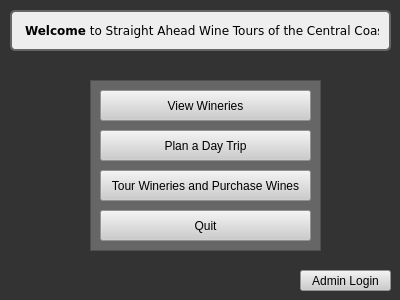
Old version of the form mainwindow.ui in the repository tyler949/CS1D-FirstPorject.
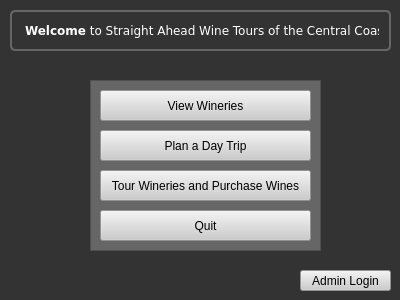
New version of the form.

```diff
--- a/mainwindow.ui
+++ b/mainwindow.ui
@@ -14,7 +14,7 @@
    <string>Main Menu</string>
   </property>
   <property name="styleSheet">
-   <string notr="true">QPushButton{background-color: #ccc;}
+   <string notr="true">QMainWindow QPushButton{background-color: #ccc;}
 
 QMainWindow QPushButton:hover
 {
@@ -22,7 +22,7 @@
 cursor: pointer;
   
 }
-QMainWindow
+QMainWindow 
 {
 background: #333;
 }
@@ -32,13 +32,12 @@
 { 
 height:100px;
 }
-          
-QMainWindow #label
+ #label5
 {
-  font-family:verdana;
-   background:#eee; 
+  font-family:verdana; 
   padding:10px;
 display: block; 
+color:#fff;
   border: 2px solid #666;border-radius: 5px;}
 
 
@@ -53,7 +52,7 @@
 }  </string>
   </property>
   <widget class="QWidget" name="centralWidget">
-   <widget class="QLabel" name="label">
+   <widget class="QLabel" name="label5">
     <property name="geometry">
      <rect>
       <x>10</x>
@@ -62,6 +61,22 @@
       <height>41</height>
      </rect>
     </property>
+    <property name="styleSheet">
+     <string notr="true">QMainWindow #label
+{
+  font-family:verdana;
+   
+  padding:10px;
+display: block; 
+  border: 2px solid #666;border-radius: 5px;}
+
+
+QMainWindow #label_2
+{
+background:#000;
+padding:10px;
+}</string>
+    </property>
     <property name="text">
      <string>  &lt;b&gt;Welcome&lt;/b&gt; to Straight Ahead Wine Tours of the Central Coast</string>
     </property>
@@ -145,7 +160,7 @@
     </property>
    </widget>
    <zorder>columnView</zorder>
-   <zorder>label</zorder>
+   <zorder>label5</zorder>
    <zorder>viewWineries</zorder>
    <zorder>planADayTrip</zorder>
    <zorder>tourAndPurchaseWines</zorder>
```
